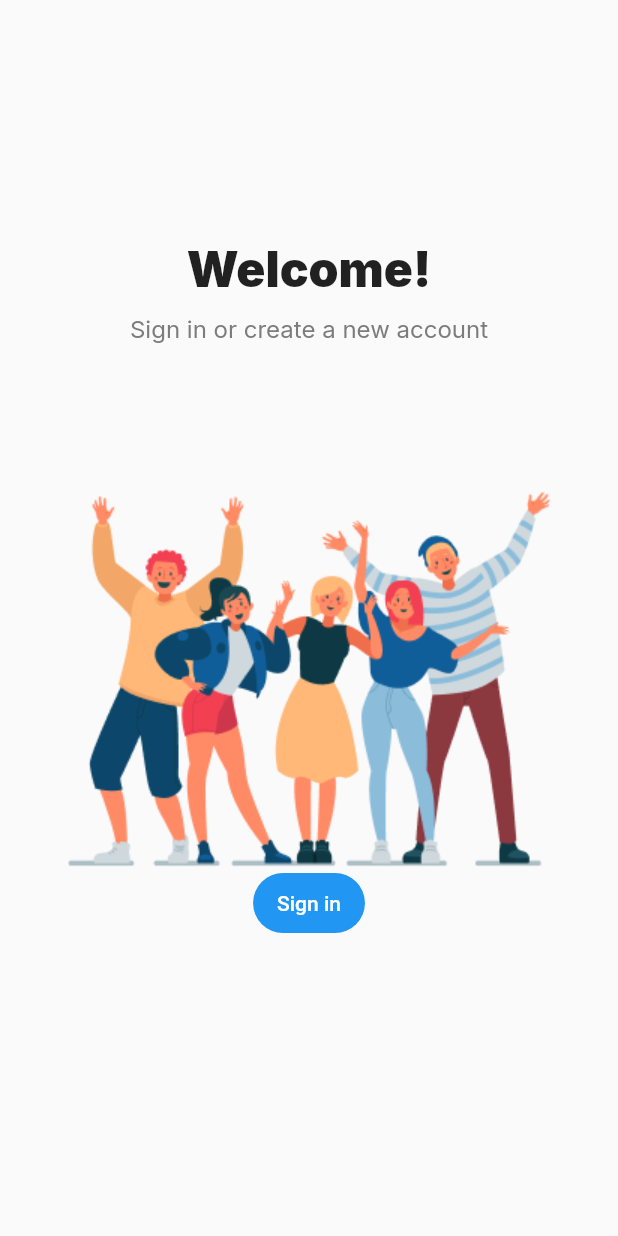
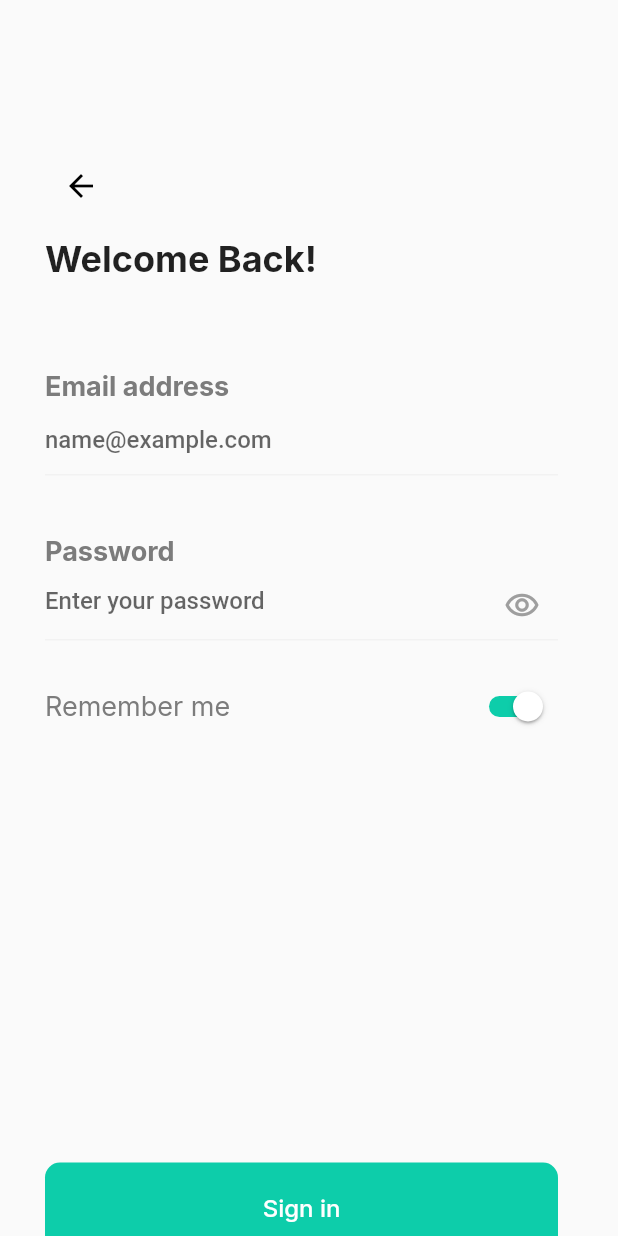
Before and after one commit to Falola-Uthman/App3, a Flutter app: the ThirdApp2 screen opened directly, after a tap on "Sign in", on a phone screen of 412 x 824 dp. Run offline on Flutter 3.47's test engine with Material 2 defaults, Android fonts, the phone set to English and light mode, and no system bars; our stand-ins replace google_fonts.

Commit message:
My Third App

```diff
--- a/lib/main.dart
+++ b/lib/main.dart
@@ -1,5 +1,5 @@
 import 'package:flutter/material.dart';
-import 'package:thirdapp/ThirdApp1.dart';
+import 'package:thirdapp/thirdapp1.dart';
 
 void main() {
   runApp(const Main());
--- a/lib/thirdapp1.dart
+++ b/lib/thirdapp1.dart
@@ -10,8 +10,8 @@ class ThirdApp1 extends StatelessWidget {
   Widget build(BuildContext context) {
     return Scaffold(
         backgroundColor: Color(0xFF0DCDAA),
-        body: SingleChildScrollView(
-          child: Center(
+        body: Center(
+          child: SingleChildScrollView(
             child: TextButton(
               onPressed: () {
                 Navigator.of(context)
--- a/lib/thirdapp2.dart
+++ b/lib/thirdapp2.dart
@@ -1,5 +1,7 @@
+import 'package:flutter/cupertino.dart';
 import 'package:flutter/material.dart';
 import 'package:google_fonts/google_fonts.dart';
+import 'package:thirdapp/thirdapp3.dart';
 
 class ThirdApp2 extends StatelessWidget {
   const ThirdApp2({super.key});
@@ -7,12 +9,13 @@ class ThirdApp2 extends StatelessWidget {
   @override
   Widget build(BuildContext context) {
     return Scaffold(
-      body: SingleChildScrollView(
-        child: Padding(
-          padding: const EdgeInsets.only(top: 160),
-          child: Center(
+      body: Center(
+        child: SingleChildScrollView(
           child: Column(
             children: [
+              SizedBox(
+                height: 10,
+              ),
               Text(
                 'Welcome!',
                 style: GoogleFonts.inter(
@@ -30,9 +33,48 @@ class ThirdApp2 extends StatelessWidget {
                 height: 100,
               ),
               Image.asset('assets/images/thirdapp2.png'),
-                FilledButton(onPressed: () {}, child: Text('Sign in'))
+              SizedBox(
+                height: 120,
+              ),
+              FilledButton(
+                  onPressed: () {
+                    Navigator.of(context)
+                        .push(CupertinoPageRoute(builder: (context) {
+                      return ThirdApp3();
+                    }));
+                  },
+                  style: FilledButton.styleFrom(
+                      minimumSize: Size(350, 60),
+                      shape: RoundedRectangleBorder(
+                          borderRadius: BorderRadius.circular(10)),
+                      backgroundColor: Color(0xFF0DCDAA)),
+                  child: Text(
+                    'Sign in',
+                    style:
+                        GoogleFonts.inter(textStyle: TextStyle(fontSize: 16)),
+                  )),
+              SizedBox(
+                height: 10,
+              ),
+              OutlinedButton(
+                  onPressed: () {
+                    Navigator.of(context)
+                        .push(CupertinoPageRoute(builder: (context) {
+                      return ThirdApp3();
+                    }));
+                  },
+                  style: OutlinedButton.styleFrom(
+                    minimumSize: Size(350, 60),
+                    shape: RoundedRectangleBorder(
+                        borderRadius: BorderRadius.circular(10)),
+                  ),
+                  child: Text(
+                    'No account yet? ' 'Sign up',
+                    style: GoogleFonts.inter(
+                        textStyle:
+                            TextStyle(fontSize: 16, color: Colors.black)),
+                  ))
             ],
-            ),
           ),
         ),
       ),
--- /dev/null
+++ b/lib/thirdapp3.dart
@@ -0,0 +1,142 @@
+import 'package:flutter/cupertino.dart';
+import 'package:flutter/material.dart';
+import 'package:google_fonts/google_fonts.dart';
+import 'package:thirdapp/thirdapp2.dart';
+
+class ThirdApp3 extends StatefulWidget {
+  const ThirdApp3({super.key});
+
+  @override
+  State<ThirdApp3> createState() => _ThirdApp3State();
+}
+
+class _ThirdApp3State extends State<ThirdApp3> {
+  bool switchState = true;
+  bool passwordVisible = true;
+
+  @override
+  Widget build(BuildContext context) {
+    return Scaffold(
+      body: SingleChildScrollView(
+        child: Padding(
+          padding: const EdgeInsets.fromLTRB(30, 100, 40, 55),
+          child: Column(
+            crossAxisAlignment: CrossAxisAlignment.start,
+            children: [
+              IconButton(
+                  onPressed: () {
+                    Navigator.of(context)
+                        .push(CupertinoPageRoute(builder: (context) {
+                      return ThirdApp2();
+                    }));
+                  },
+                  icon: Icon(Icons.arrow_back_sharp, color: Colors.black)),
+              SizedBox(
+                height: 10,
+              ),
+              Text(
+                'Welcome Back!',
+                style: GoogleFonts.inter(
+                    textStyle:
+                        TextStyle(fontWeight: FontWeight.w700, fontSize: 24)),
+              ),
+              SizedBox(
+                height: 60,
+              ),
+              Text(
+                'Email address',
+                style: GoogleFonts.inter(
+                    textStyle: TextStyle(
+                        fontSize: 18,
+                        fontWeight: FontWeight.w700,
+                        color: Color(0xFF7C7C7C))),
+              ),
+              TextField(
+                  keyboardType: TextInputType.emailAddress,
+                  textInputAction: TextInputAction.send,
+                  style: TextStyle(fontSize: 16, fontWeight: FontWeight.w500),
+                  decoration: InputDecoration(
+                      hintText: 'name@example.com',
+                      enabledBorder: UnderlineInputBorder(
+                        borderSide: BorderSide(color: Color(0xFFF2F2F2)),
+                      ),
+                      focusedBorder: UnderlineInputBorder(
+                          borderSide: BorderSide(color: Color(0xFFF2F2F2))))),
+              SizedBox(
+                height: 40,
+              ),
+              Text(
+                'Password',
+                style: GoogleFonts.inter(
+                    textStyle: TextStyle(
+                        fontSize: 18,
+                        fontWeight: FontWeight.w700,
+                        color: Color(0xFF7C7C7C))),
+              ),
+              TextField(
+                  keyboardType: TextInputType.text,
+                  obscureText: passwordVisible,
+                  textInputAction: TextInputAction.send,
+                  style: TextStyle(fontSize: 16, fontWeight: FontWeight.w500),
+                  decoration: InputDecoration(
+                      suffixIcon: IconButton(
+                          onPressed: () {
+                            setState(() {
+                              passwordVisible = !passwordVisible;
+                            });
+                          },
+                          icon: Icon(Icons.remove_red_eye_outlined,
+                              color: Colors.grey)),
+                      hintText: 'Enter your password',
+                      enabledBorder: UnderlineInputBorder(
+                        borderSide: BorderSide(color: Color(0xFFF2F2F2)),
+                      ),
+                      focusedBorder: UnderlineInputBorder(
+                          borderSide: BorderSide(color: Color(0xFFF2F2F2))))),
+              SizedBox(
+                height: 20,
+              ),
+              Row(
+                mainAxisAlignment: MainAxisAlignment.spaceBetween,
+                children: [
+                  Text(
+                    'Remember me',
+                    style: GoogleFonts.inter(
+                        textStyle: TextStyle(
+                            fontSize: 18,
+                            fontWeight: FontWeight.w400,
+                            color: Color(0xFF7C7C7C))),
+                  ),
+                  Switch(
+                      activeColor: Colors.white,
+                      activeTrackColor: Color(0xFF0DCDAA),
+                      value: switchState,
+                      onChanged: (value) {
+                        setState(() {
+                          switchState = value;
+                        });
+                      })
+                ],
+              ),
+              SizedBox(
+                height: 280,
+              ),
+              FilledButton(
+                  onPressed: () {},
+                  style: FilledButton.styleFrom(
+                      minimumSize: Size(350, 60),
+                      shape: RoundedRectangleBorder(
+                          borderRadius: BorderRadius.circular(10)),
+                      backgroundColor: Color(0xFF0DCDAA)),
+                  child: Text(
+                    'Sign in',
+                    style:
+                        GoogleFonts.inter(textStyle: TextStyle(fontSize: 16)),
+                  )),
+            ],
+          ),
+        ),
+      ),
+    );
+  }
+}
```
Also changed, not shown: lib/thirdapp5.dart (added, +63 -0 lines), assets/images/thirdapp5.png (added). Lines whose indentation alone changed are shown as unchanged.
